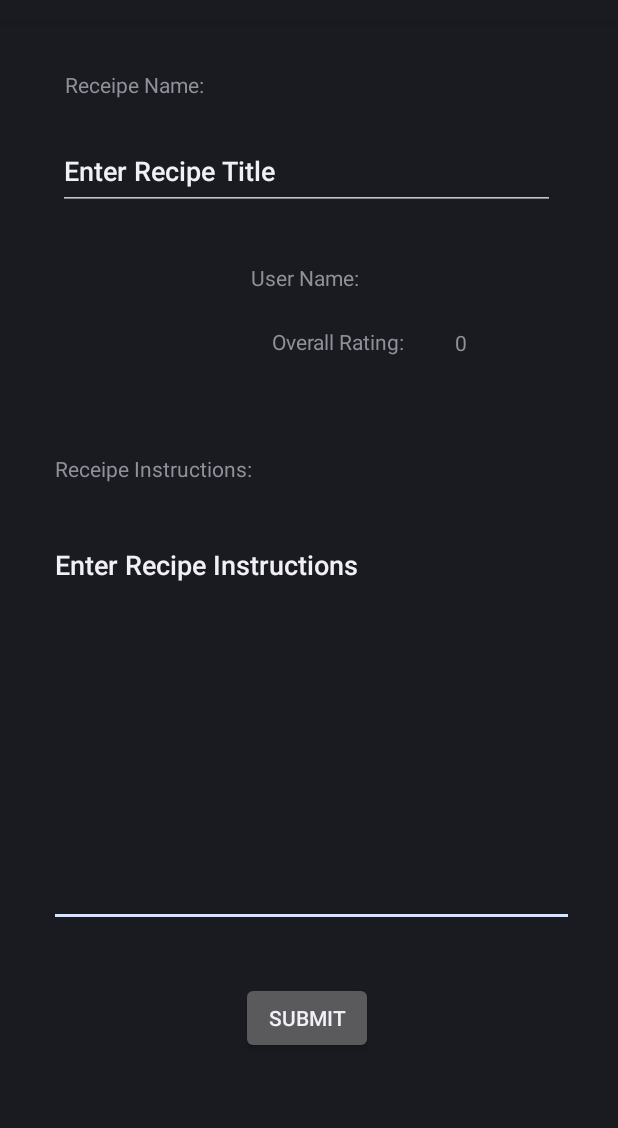
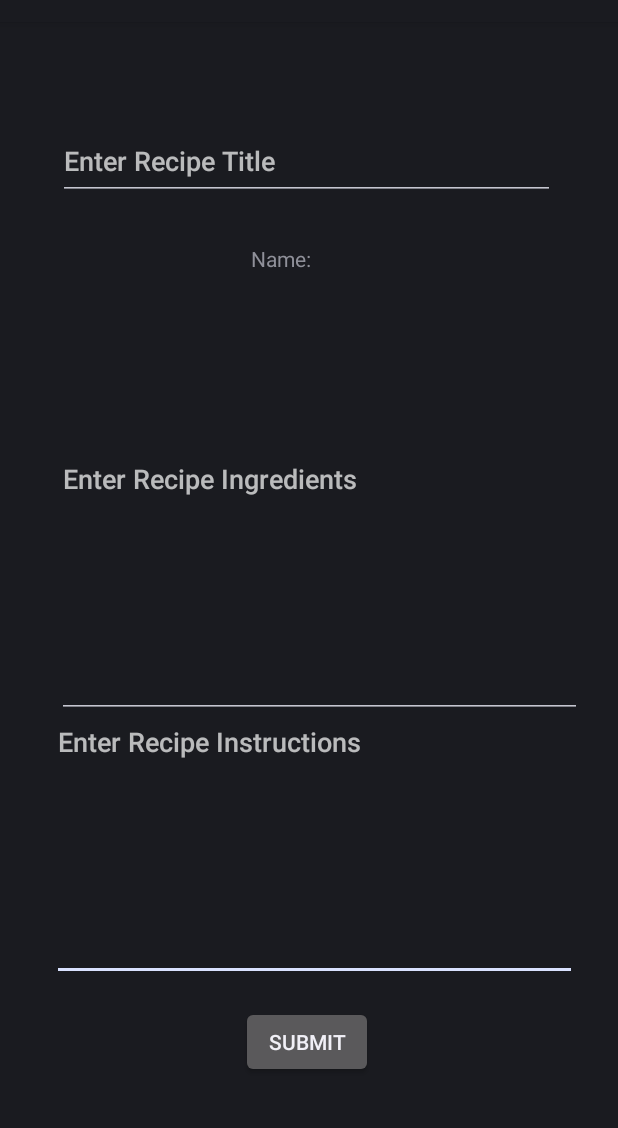
Before and after one commit to Chadderz/FoodApp, an Android app: the layout activity_create_post.xml on its own in the app's theme, with its tools: preview values and no code run, on a phone screen of 412 x 824 dp, the part 62-1190 px from its top. Run offline under Robolectric (Android 15) with nearby library versions, the phone set to English and light mode, and no system bars.

Commit message:
Implemented Several Changes to what data is used for creating a retreiving a post.
Need to do:
-Need to implement time and date stamp for a post and include in retreival of post

```diff
--- a/app/src/main/java/com/example/foodapp/SignupActivity.java
+++ b/app/src/main/java/com/example/foodapp/SignupActivity.java
@@ -197,8 +197,8 @@ public class SignupActivity extends AppCompatActivity {
         databaseUserRef = FirebaseDatabase.getInstance().getReference().child("Users").child(currentUserID);
 
         HashMap userMap = new HashMap();
-        userMap.put("Username", Name);
-        userMap.put("Password", Password);
+        userMap.put("fullName", Name);
+        //userMap.put("Password", Password);
         databaseUserRef.updateChildren(userMap).addOnCompleteListener(new OnCompleteListener() {
             @Override
             public void onComplete(@NonNull Task task) {
--- a/app/src/main/res/layout/activity_create_post.xml
+++ b/app/src/main/res/layout/activity_create_post.xml
@@ -7,28 +7,13 @@
     tools:context=".CreatePost">
 
     <TextView
-        android:id="@+id/textRating"
-        android:layout_width="wrap_content"
-        android:layout_height="wrap_content"
-        android:layout_marginStart="20dp"
-        android:layout_marginTop="5dp"
-        android:layout_marginBottom="52dp"
-        android:text="Overall Rating:"
-        app:layout_constraintBottom_toTopOf="@+id/txtTitle2"
-        app:layout_constraintEnd_toStartOf="@+id/txtOverallRating"
-        app:layout_constraintStart_toEndOf="@+id/imageView2"
-        app:layout_constraintTop_toBottomOf="@+id/txtUserNameText"
-        app:layout_constraintVertical_bias="0.466" />
-
-    <TextView
-        android:id="@+id/txtUserNameText"
+        android:id="@+id/txtUserName"
         android:layout_width="168dp"
         android:layout_height="25dp"
         android:layout_marginStart="19dp"
         android:layout_marginTop="148dp"
         android:layout_marginEnd="87dp"
-        android:text="User Name:"
-        app:layout_constraintBottom_toTopOf="@+id/txtOverallRating"
+        android:text="Name: "
         app:layout_constraintEnd_toEndOf="parent"
         app:layout_constraintStart_toEndOf="@+id/imageView2"
         app:layout_constraintTop_toTopOf="parent" />
@@ -36,19 +21,40 @@
     <EditText
         android:id="@+id/txtInstructions"
         android:layout_width="350dp"
-        android:layout_height="264dp"
+        android:layout_height="182dp"
         android:layout_marginStart="38dp"
         android:layout_marginTop="10dp"
         android:layout_marginEnd="35dp"
         android:layout_marginBottom="11dp"
+        android:ems="10"
+        android:fadeScrollbars="false"
         android:gravity="top|left"
-        android:ems="10"
+        android:hint="Enter Recipe Instructions"
         android:inputType="textPersonName"
-        android:text="Enter Recipe Instructions"
+        android:scrollHorizontally="true"
         app:layout_constraintBottom_toTopOf="@+id/btnSubmit"
         app:layout_constraintEnd_toEndOf="parent"
+        app:layout_constraintHorizontal_bias="0.333"
         app:layout_constraintStart_toStartOf="parent"
-        app:layout_constraintTop_toBottomOf="@+id/txtTitle2" />
+        app:layout_constraintTop_toBottomOf="@+id/txtIngredients" />
+
+    <EditText
+        android:id="@+id/txtIngredients"
+        android:layout_width="350dp"
+        android:layout_height="182dp"
+        android:layout_marginStart="38dp"
+        android:layout_marginEnd="35dp"
+        android:layout_marginBottom="192dp"
+        android:ems="10"
+        android:fadeScrollbars="false"
+        android:gravity="top|left"
+        android:hint="Enter Recipe Ingredients"
+        android:inputType="textPersonName"
+        android:scrollHorizontally="true"
+        app:layout_constraintBottom_toTopOf="@+id/btnSubmit"
+        app:layout_constraintEnd_toEndOf="parent"
+        app:layout_constraintHorizontal_bias="0.0"
+        app:layout_constraintStart_toStartOf="parent" />
 
     <ImageView
         android:id="@+id/imageView2"
@@ -57,54 +63,17 @@
         android:layout_marginStart="43dp"
         android:layout_marginTop="36dp"
         android:layout_marginEnd="19dp"
-        android:layout_marginBottom="20dp"
-        app:layout_constraintBottom_toTopOf="@+id/txtTitle2"
-        app:layout_constraintEnd_toStartOf="@+id/txtUserNameText"
+        app:layout_constraintEnd_toStartOf="@+id/txtUserName"
         app:layout_constraintStart_toStartOf="parent"
         app:layout_constraintTop_toBottomOf="@+id/txtRecipeTitle"
         app:srcCompat="@drawable/com_facebook_profile_picture_blank_square" />
-
-    <TextView
-        android:id="@+id/txtOverallRating"
-        android:layout_width="wrap_content"
-        android:layout_height="wrap_content"
-        android:layout_marginTop="5dp"
-        android:layout_marginEnd="68dp"
-        android:layout_marginBottom="52dp"
-        android:text="0"
-        app:layout_constraintBottom_toTopOf="@+id/txtTitle2"
-        app:layout_constraintEnd_toEndOf="parent"
-        app:layout_constraintStart_toEndOf="@+id/textRating"
-        app:layout_constraintTop_toBottomOf="@+id/txtUserNameText" />
-
-    <TextView
-        android:id="@+id/txtTitle"
-        android:layout_width="168dp"
-        android:layout_height="25dp"
-        android:layout_marginStart="43dp"
-        android:layout_marginTop="32dp"
-        android:text="Receipe Name:"
-        app:layout_constraintStart_toStartOf="parent"
-        app:layout_constraintTop_toTopOf="parent" />
-
-    <TextView
-        android:id="@+id/txtTitle2"
-        android:layout_width="168dp"
-        android:layout_height="25dp"
-        android:layout_marginStart="36dp"
-        android:layout_marginEnd="207dp"
-        android:text="Receipe Instructions:"
-        app:layout_constraintBottom_toTopOf="@+id/txtInstructions"
-        app:layout_constraintEnd_toEndOf="parent"
-        app:layout_constraintStart_toStartOf="parent"
-        app:layout_constraintTop_toBottomOf="@+id/imageView2" />
 
     <Button
         android:id="@+id/btnSubmit"
         android:layout_width="wrap_content"
         android:layout_height="wrap_content"
         android:layout_marginStart="159dp"
-        android:layout_marginTop="10dp"
+        android:layout_marginTop="5dp"
         android:layout_marginEnd="163dp"
         android:layout_marginBottom="64dp"
         android:text="Submit"
@@ -119,14 +88,12 @@
         android:layout_width="331dp"
         android:layout_height="52dp"
         android:layout_marginStart="38dp"
-        android:layout_marginTop="10dp"
         android:layout_marginEnd="42dp"
         android:layout_marginBottom="29dp"
         android:ems="10"
+        android:hint="Enter Recipe Title"
         android:inputType="textPersonName"
-        android:text="Enter Recipe Title"
-        app:layout_constraintBottom_toTopOf="@+id/txtUserNameText"
+        app:layout_constraintBottom_toTopOf="@+id/txtUserName"
         app:layout_constraintEnd_toEndOf="parent"
-        app:layout_constraintStart_toStartOf="parent"
-        app:layout_constraintTop_toBottomOf="@+id/txtTitle" />
+        app:layout_constraintStart_toStartOf="parent" />
 </androidx.constraintlayout.widget.ConstraintLayout>
--- a/app/src/main/res/mipmap-anydpi-v26/ic_launcher.xml
+++ b/app/src/main/res/mipmap-anydpi-v26/ic_launcher.xml
@@ -1,5 +1,5 @@
 <?xml version="1.0" encoding="utf-8"?>
 <adaptive-icon xmlns:android="http://schemas.android.com/apk/res/android">
     <background android:drawable="@drawable/ic_launcher_background"/>
-    <foreground android:drawable="@mipmap/ic_launcher_foreground"/>
+    <foreground android:drawable="@drawable/ic_launcher_foreground"/>
 </adaptive-icon>
--- a/app/src/main/res/mipmap-anydpi-v26/ic_launcher_round.xml
+++ b/app/src/main/res/mipmap-anydpi-v26/ic_launcher_round.xml
@@ -1,5 +1,5 @@
 <?xml version="1.0" encoding="utf-8"?>
 <adaptive-icon xmlns:android="http://schemas.android.com/apk/res/android">
     <background android:drawable="@drawable/ic_launcher_background"/>
-    <foreground android:drawable="@mipmap/ic_launcher_foreground"/>
+    <foreground android:drawable="@drawable/ic_launcher_foreground"/>
 </adaptive-icon>
```
Also changed, not shown: app/src/main/java/com/example/foodapp/CreatePost.java (+10 -30 lines), app/src/main/java/com/example/foodapp/FoodFeed.java (+34 -5 lines), app/src/main/java/com/example/foodapp/PostHelper.java (+12 -2 lines), app/src/main/res/drawable-v24/ic_launcher_foreground.xml (+7 -6 lines), app/src/main/ic_launcher-playstore.png (added), app/src/main/res/mipmap-hdpi/ic_launcher.png, app/src/main/res/mipmap-hdpi/ic_launcher_round.png, app/src/main/res/mipmap-mdpi/ic_launcher.png, app/src/main/res/mipmap-mdpi/ic_launcher_round.png, app/src/main/res/mipmap-xhdpi/ic_launcher.png, app/src/main/res/mipmap-xhdpi/ic_launcher_round.png, app/src/main/res/mipmap-xxhdpi/ic_launcher.png, app/src/main/res/mipmap-xxhdpi/ic_launcher_round.png, app/src/main/res/mipmap-xxxhdpi/ic_launcher.png, 1 more files.
